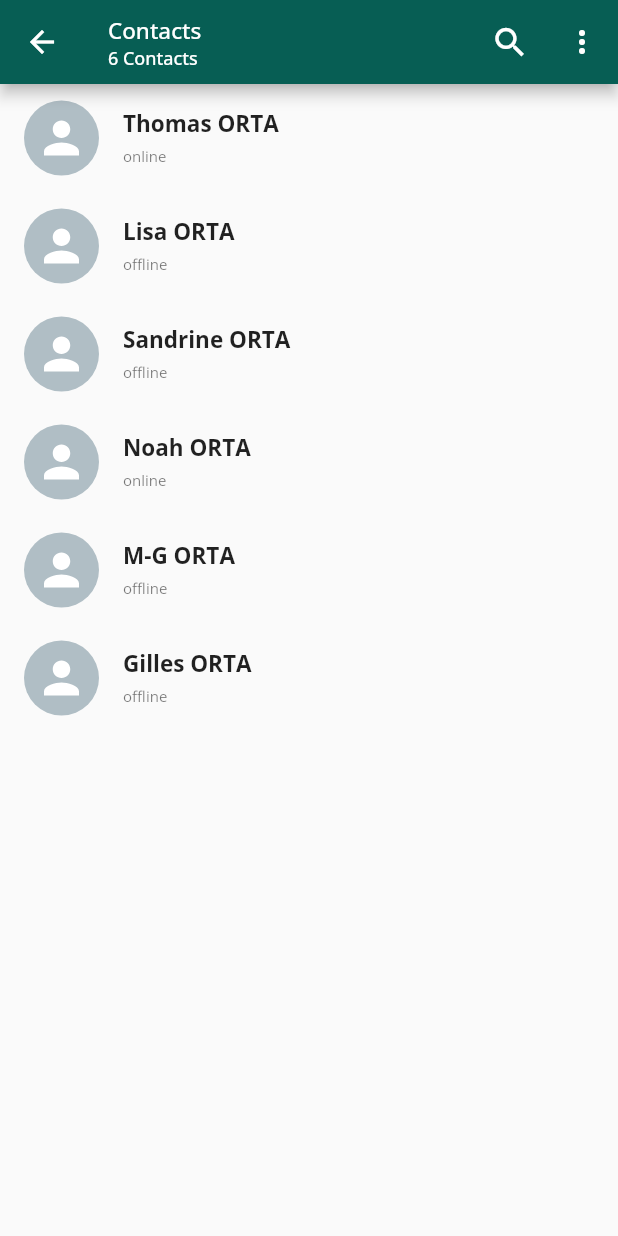
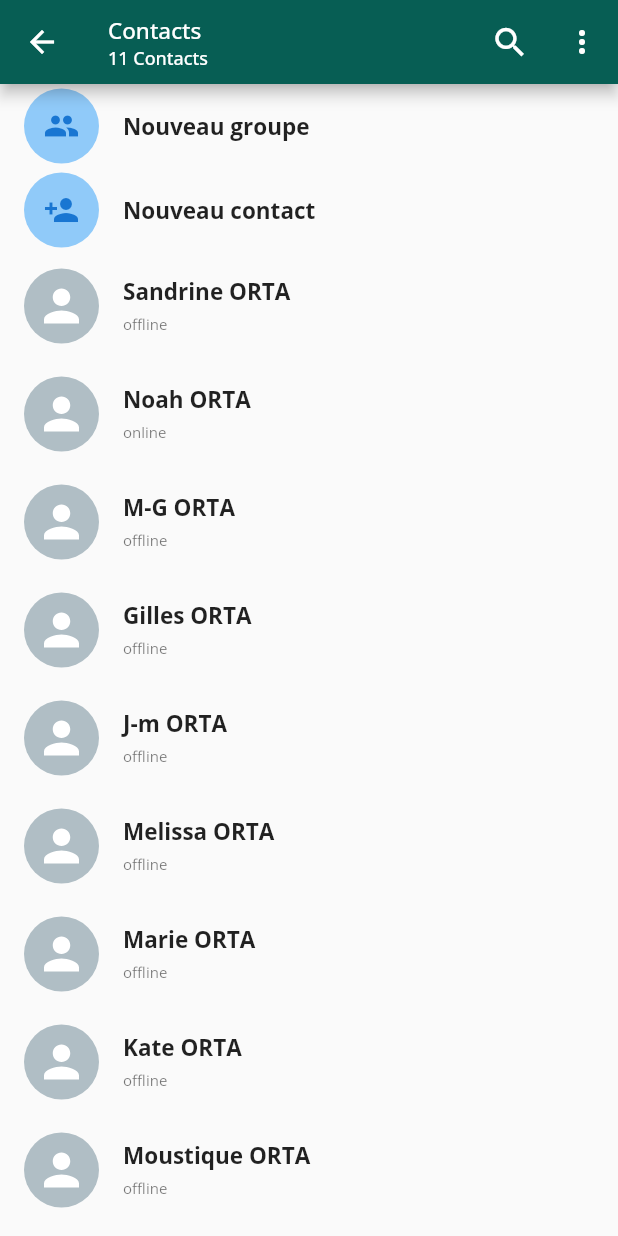
Before and after one commit to Web82-Thom/waths_app_thom, a Flutter app: the ContactsView screen opened by its route, on a phone screen of 412 x 824 dp. Run offline on Flutter 3.47's test engine with Material 2 defaults, Android fonts, the phone set to English and light mode, and no system bars; our stand-ins replace flutter_svg, get; missing offline and left inert: emoji_picker.

Commit message:
create 2 button of list contacts page newGroup and newContact

```diff
--- a/lib/app/modules/contacts/controllers/contacts_controller.dart
+++ b/lib/app/modules/contacts/controllers/contacts_controller.dart
@@ -10,6 +10,11 @@ class ContactsController extends GetxController {
     ContactModel('Noah ORTA', 'online'),
     ContactModel('M-G ORTA', 'offline'),
     ContactModel('Gilles ORTA', 'offline'),
+    ContactModel('J-m ORTA', 'offline'),
+    ContactModel('Melissa ORTA', 'offline'),
+    ContactModel('Marie ORTA', 'offline'),
+    ContactModel('Kate ORTA', 'offline'),
+    ContactModel('Moustique ORTA', 'offline'),
   ];
 
   final count = 0.obs;
--- a/lib/app/modules/contacts/views/contacts_view.dart
+++ b/lib/app/modules/contacts/views/contacts_view.dart
@@ -1,6 +1,7 @@
 import 'package:flutter/material.dart';
 
 import 'package:get/get.dart';
+import 'package:whats_app_thom/app/modules/contacts/widgets/custom_button_contact.dart';
 import 'package:whats_app_thom/app/modules/contacts/widgets/custom_card_contact.dart';
 import 'package:whats_app_thom/app/modules/dialogues/controllers/dialogues_controller.dart';
 
@@ -66,9 +67,19 @@ class ContactsView extends GetView<ContactsController> {
           ),
         ],
       ),
-      body: ListView.builder(
-        itemCount: contactsController.contacts.length,
-        itemBuilder: (context, index) => CustomCardContacts(contactsController.contacts[index], index),
+      body: Container(
+        child: ListView.builder(
+          itemCount: contactsController.contacts.length,
+          itemBuilder: (context, index) {
+            if(index == 0) {
+              return CustomButtonContacts('Nouveau groupe', Icons.group);
+            } else if (index == 1) {
+              return CustomButtonContacts('Nouveau contact', Icons.person_add);
+            }
+            return CustomCardContacts(contactsController.contacts[index], index);
+          }
+          // => CustomCardContacts(contactsController.contacts[index-], index),
+        ),
       ),
     );
   }
--- /dev/null
+++ b/lib/app/modules/contacts/widgets/custom_button_contact.dart
@@ -0,0 +1,38 @@
+import 'package:flutter/material.dart';
+import 'package:get/get.dart';
+import 'package:flutter_svg/svg.dart';
+import 'package:whats_app_thom/app/modules/contacts/Models/contact_model.dart';
+import 'package:whats_app_thom/app/modules/contacts/controllers/contacts_controller.dart';
+import 'package:whats_app_thom/app/routes/app_pages.dart';
+
+class CustomButtonContacts extends StatelessWidget {
+
+  final ContactsController contactsController = Get.put(ContactsController());
+
+  CustomButtonContacts(this.name, this.icon);
+  final String name;
+  final IconData icon;
+
+  @override
+  Widget build(BuildContext context) {
+    return InkWell(
+      onTap: (){
+        // Get.toNamed(Routes.DIALOGUE_PRIVATE, parameters: {"indexPassed": "$indexData"});
+      },
+      child: ListTile(
+        leading: CircleAvatar(
+          radius: 25,
+          backgroundColor: Colors.blue[200],
+          child: Icon(icon,),
+        ),
+        title: Text(
+          name,
+          style: TextStyle(
+            fontSize: 15,
+            fontWeight: FontWeight.bold,
+          ),
+        ),
+      ),
+    );
+  }
+}
--- a/lib/app/modules/dialogues/controllers/dialogues_controller.dart
+++ b/lib/app/modules/dialogues/controllers/dialogues_controller.dart
@@ -13,6 +13,11 @@ class DialoguesController extends GetxController {
     DialogueModel('Noah ORTA', 'groups.svg', true, '14h15', 'Commo te liamas', 'online'),
     DialogueModel('M-G ORTA', 'person.svg', false, '14h29', '????????????', 'offline'),
     DialogueModel('Gilles ORTA', 'person.svg', false, '14h54', '????????????', 'offline'),
+    DialogueModel('J-m ORTA', 'person.svg', false, '14h54', '????????????','offline'),
+    DialogueModel('Melissa ORTA','person.svg', false, '14h54', '????????????', 'offline'),
+    DialogueModel('Marie ORTA','person.svg', false, '14h54', '????????????', 'offline'),
+    DialogueModel('Kate ORTA','person.svg', false, '14h54', '????????????', 'offline'),
+    DialogueModel('Moustique ORTA','person.svg', false, '14h54', '????????????', 'offline'),
   ];
 
   @override
```
